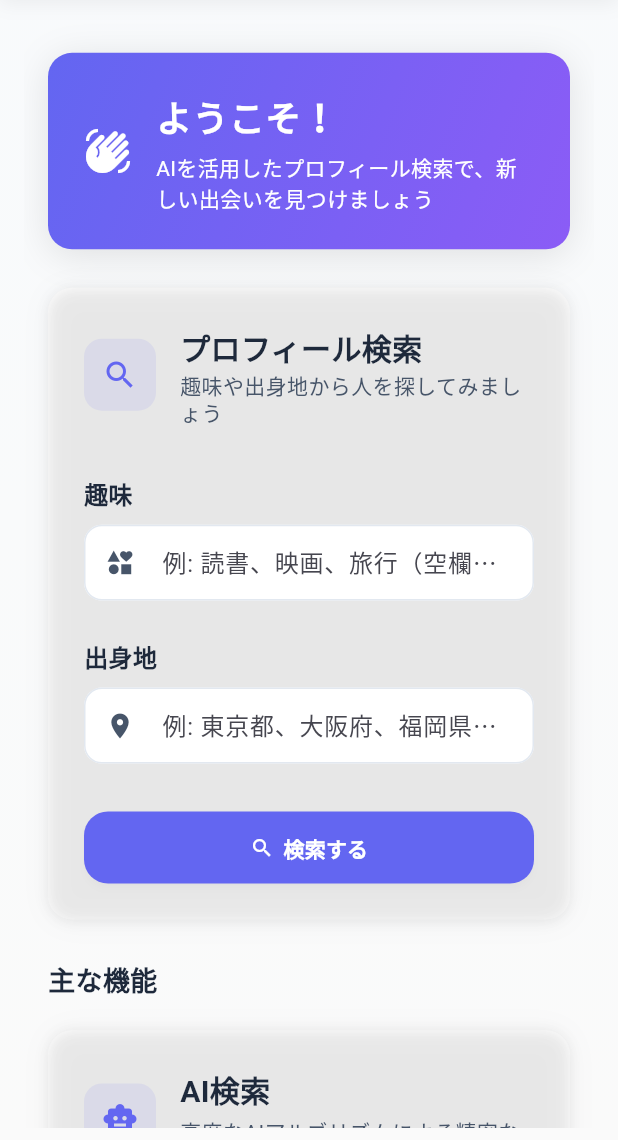
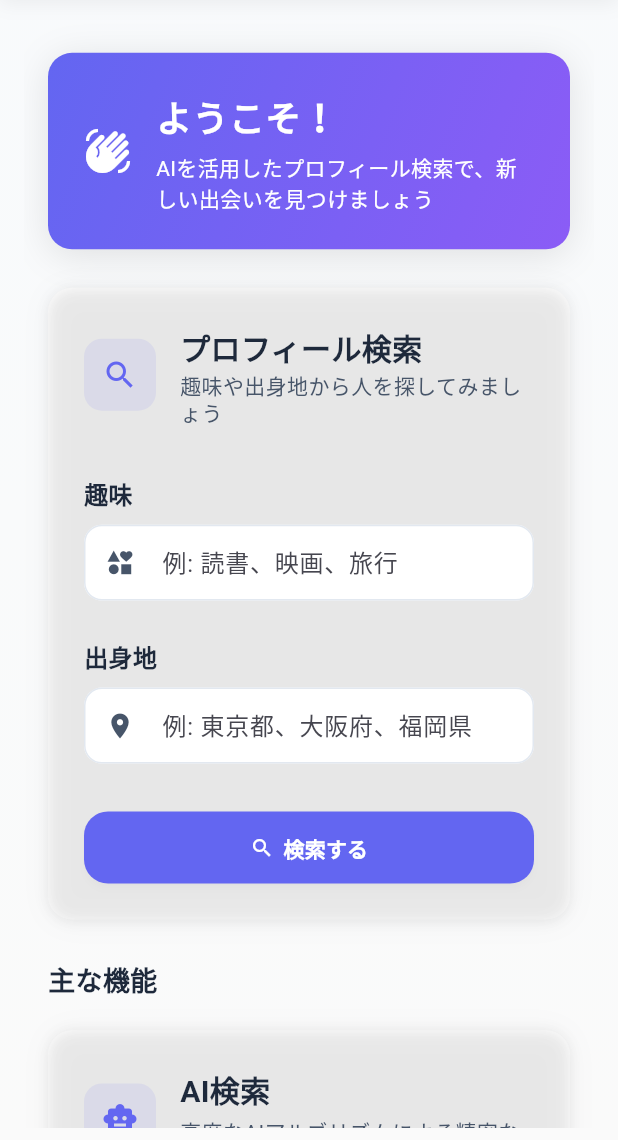
Before and after one commit to Rikut0417/AIHackathon2025, a Flutter app: the HomeScreen screen opened directly, on a phone screen of 412 x 824 dp, the part 96-1236 px from its top. Run offline on Flutter 3.47's test engine with Material 3 defaults, Android fonts, the light colour scheme and no system bars; our stand-ins replace firebase_auth, firebase_core, flutter_dotenv, shared_preferences, smooth_page_indicator; accounts and stored records are empty; statements that could not run were skipped.

Commit message:
検索フォームのplaceholderの修正

```diff
--- a/frontend/lib/home_screen.dart
+++ b/frontend/lib/home_screen.dart
@@ -515,7 +515,7 @@ class _HomeScreenState extends State<HomeScreen>
           const SizedBox(height: AppSpacing.sm),
           AppTextField(
             controller: _hobbiesController,
-            hintText: '例: 読書、映画、旅行（空欄でも検索可能）',
+            hintText: '例: 読書、映画、旅行',
             prefixIcon: Icons.interests,
             onSubmitted: (_) => _search(),
           ),
@@ -533,7 +533,7 @@ class _HomeScreenState extends State<HomeScreen>
           const SizedBox(height: AppSpacing.sm),
           AppTextField(
             controller: _birthplaceController,
-            hintText: '例: 東京都、大阪府、福岡県（空欄でも検索可能）',
+            hintText: '例: 東京都、大阪府、福岡県',
             prefixIcon: Icons.location_on,
             onSubmitted: (_) => _search(),
           ),
```
